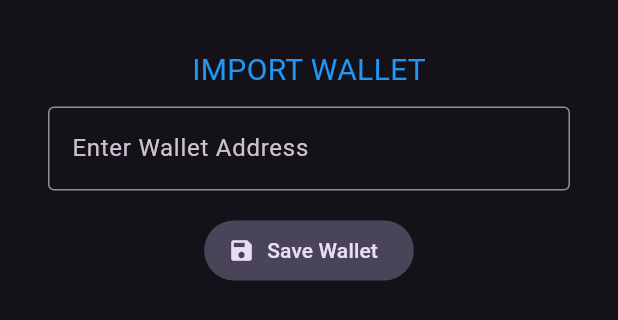
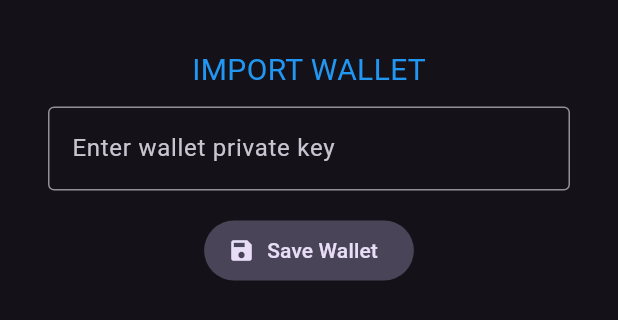
Before and after one commit to sebastien-forestier/massa-station-app, a Flutter app: the _ImportWalletBottomSheet widget shown alone on an empty page, opened directly, on a phone screen of 412 x 824 dp. Shown: the top 320 px of the screen. Run offline on Flutter 3.47's test engine with Material 3 defaults, Android fonts, the light colour scheme and no system bars; our stand-ins replace after_layout, auto_size_text, device_info_plus, flutter_animate, flutter_riverpod, flutter_secure_storage and 7 more; missing offline and left inert: dusa, encrypt, horizontal_data_table, local_session_timeout, massa; accounts and stored records are empty; statements that could not run were skipped.

Commit message:
added setup screenshots

```diff
--- a/lib/presentation/view/wallet/wallets_view.dart
+++ b/lib/presentation/view/wallet/wallets_view.dart
@@ -178,7 +178,7 @@ class _ImportWalletBottomSheet extends ConsumerWidget {
                 controller: controller,
                 decoration: const InputDecoration(
                   border: OutlineInputBorder(),
-                  labelText: 'Enter Wallet Address',
+                  labelText: 'Enter wallet private key',
                 ),
               ),
               const SizedBox(height: 16.0),
--- a/pubspec.yaml
+++ b/pubspec.yaml
@@ -17,7 +17,7 @@ dependencies:
   cupertino_icons: ^1.0.8
   crypto: ^3.0.5
   device_info_plus: ^10.1.2
-  dusa: ^1.1.3
+  dusa: ^1.1.4
   encrypt: ^5.0.3
   flutter_animate: ^4.5.0
   flutter_riverpod: ^2.5.1
```
Also changed, not shown: 5 other files.
